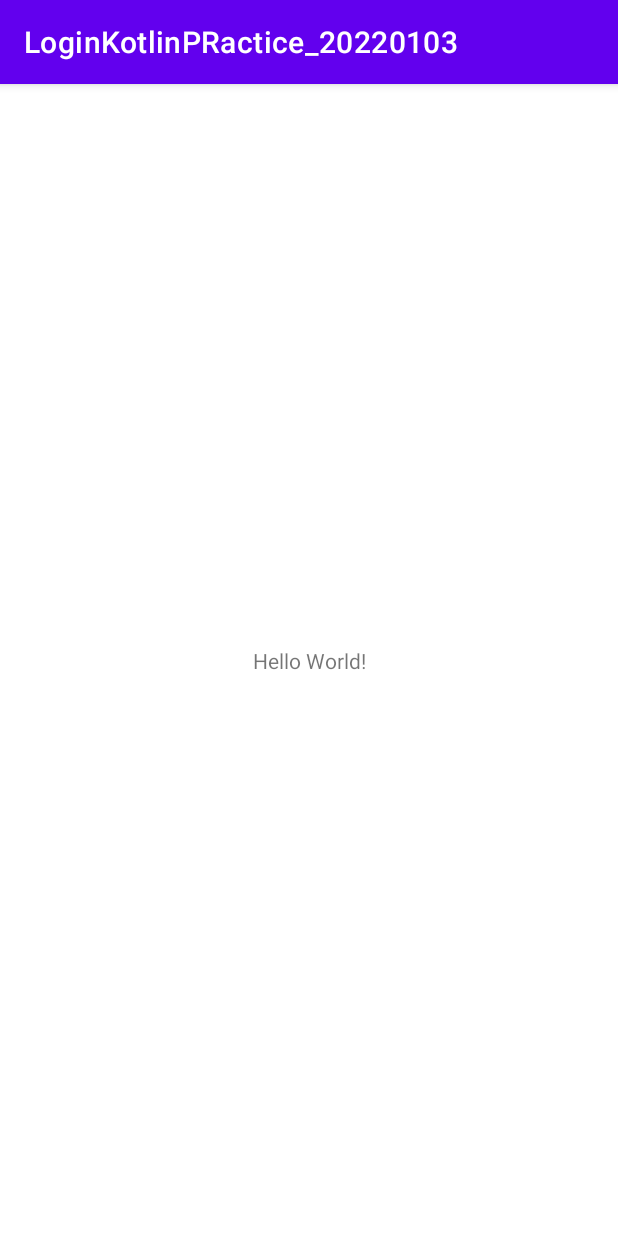
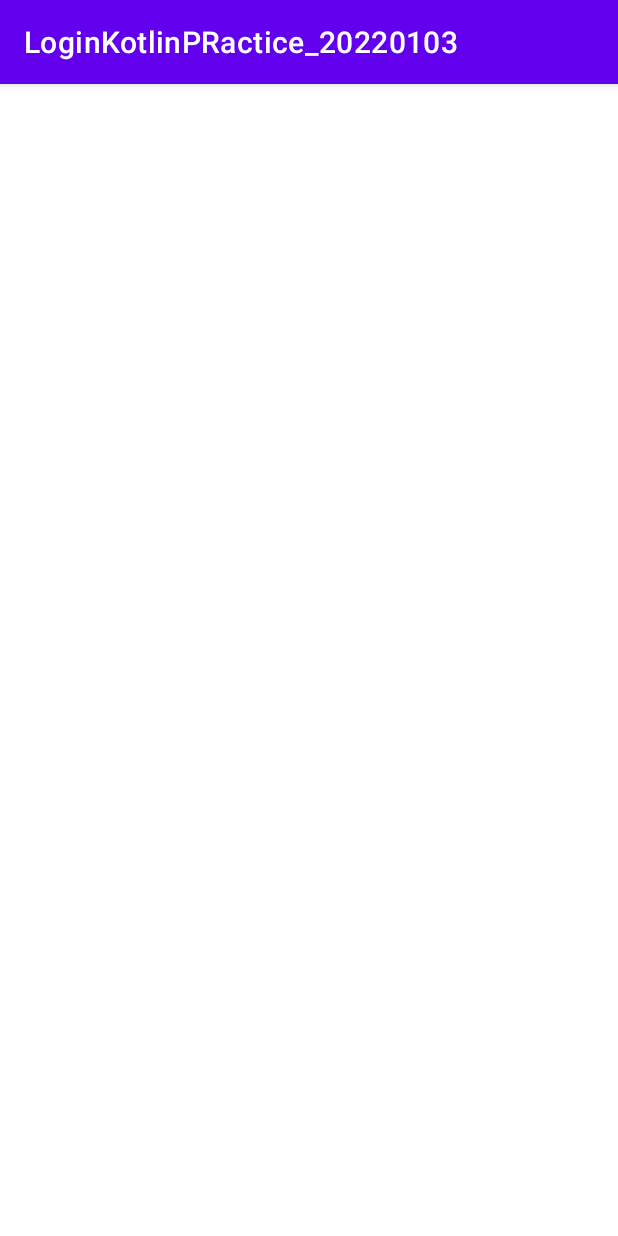
Before and after one commit to privatepeople/LoginKotlinPRactice_20220103, an Android app: the screen it shows after launch (MainActivity), on a phone screen of 412 x 824 dp. Run offline under Robolectric (Android 15) with nearby library versions, the phone set to English and light mode, and no system bars.

Commit message:
코틀린 설정

```diff
--- a/app/build.gradle
+++ b/app/build.gradle
@@ -1,6 +1,7 @@
 plugins {
     id 'com.android.application'
     id 'kotlin-android'
+    id 'kotlin-android-extensions'
 }
 
 android {
--- a/app/src/main/res/layout/activity_main.xml
+++ b/app/src/main/res/layout/activity_main.xml
@@ -1,18 +1,12 @@
 <?xml version="1.0" encoding="utf-8"?>
-<androidx.constraintlayout.widget.ConstraintLayout xmlns:android="http://schemas.android.com/apk/res/android"
+<LinearLayout
+    xmlns:android="http://schemas.android.com/apk/res/android"
     xmlns:app="http://schemas.android.com/apk/res-auto"
     xmlns:tools="http://schemas.android.com/tools"
     android:layout_width="match_parent"
     android:layout_height="match_parent"
+    android:orientation="vertical"
     tools:context=".MainActivity">
 
-    <TextView
-        android:layout_width="wrap_content"
-        android:layout_height="wrap_content"
-        android:text="Hello World!"
-        app:layout_constraintBottom_toBottomOf="parent"
-        app:layout_constraintLeft_toLeftOf="parent"
-        app:layout_constraintRight_toRightOf="parent"
-        app:layout_constraintTop_toTopOf="parent" />
 
-</androidx.constraintlayout.widget.ConstraintLayout>
+</LinearLayout>
```
